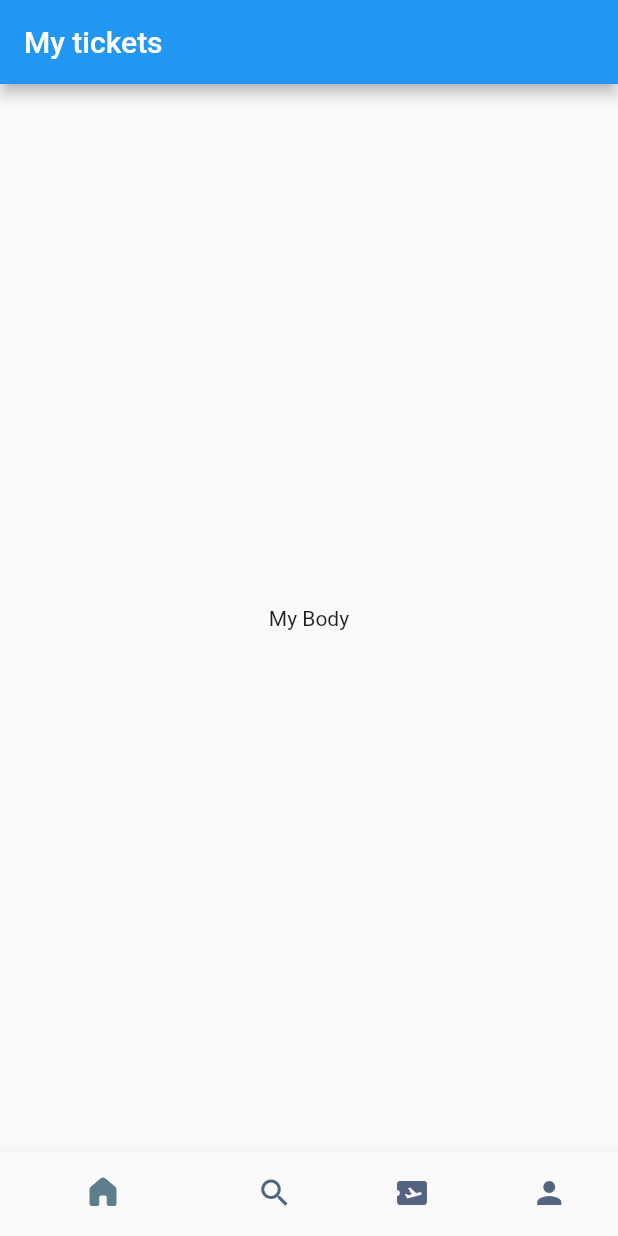
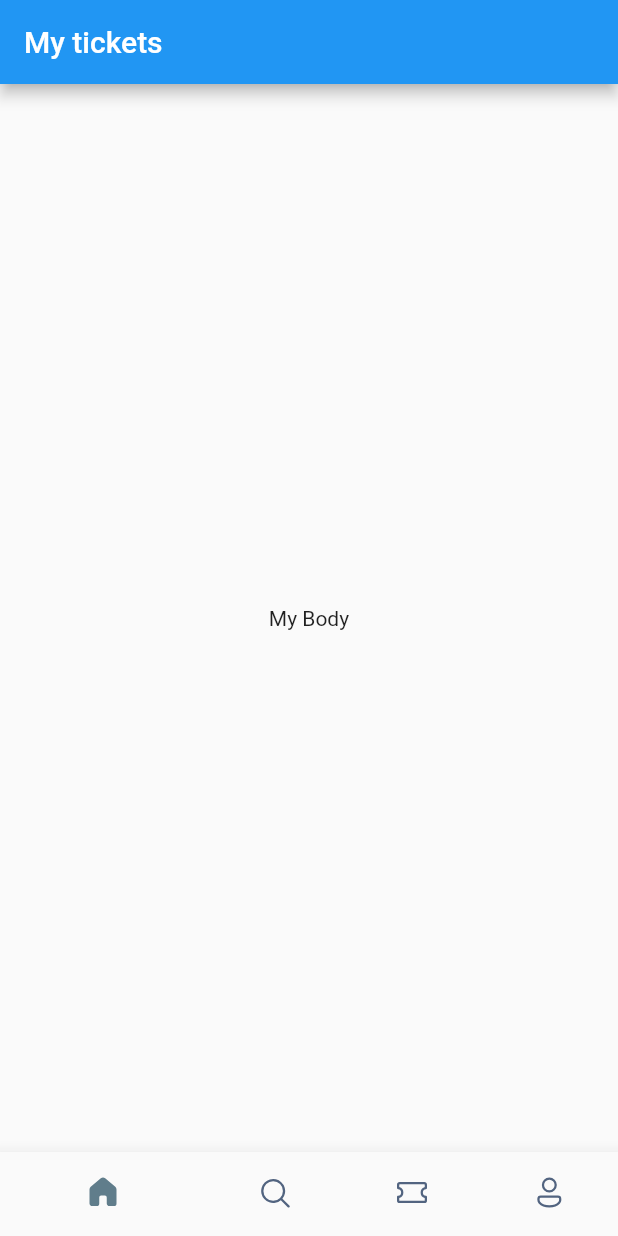
Before and after one commit to Ericky121/booktickets, a Flutter app: the screen it shows after launch, on a phone screen of 412 x 824 dp. Run offline on Flutter 3.47's test engine with Material 2 defaults, Android fonts, the phone set to English and light mode, and no system bars; our stand-ins replace fluentui_icons.

Commit message:
2022.07.21 Changed

```diff
--- a/lib/screens/buttom_bar.dart
+++ b/lib/screens/buttom_bar.dart
@@ -10,6 +10,13 @@ class BottomBar extends StatefulWidget {
 }
 
 class _BottomBarState extends State<BottomBar> {
+
+  static final List<Widget> _widgetOption = <Widget>[
+    const Text("Home"),
+    const Text("Search"),
+    const Text("Tickets"),
+    const Text("Profile")
+  ];
   @override
   Widget build(BuildContext context) {
     return Scaffold(
@@ -33,9 +40,20 @@ class _BottomBarState extends State<BottomBar> {
             activeIcon: Icon(FluentSystemIcons.ic_fluent_home_filled),
             label: "Home"
           ),
-          BottomNavigationBarItem(icon: Icon(Icons.search), label: "Search"),
-          BottomNavigationBarItem(icon: Icon(Icons.airplane_ticket), label: "Ticket"),
-          BottomNavigationBarItem(icon: Icon(Icons.person), label: "Profile"),
+          BottomNavigationBarItem(
+            icon: Icon(FluentSystemIcons.ic_fluent_search_regular),
+            activeIcon: Icon(FluentSystemIcons.ic_fluent_search_filled),
+            label: "Search"
+          ),
+          BottomNavigationBarItem(
+            icon: Icon(FluentSystemIcons.ic_fluent_ticket_regular),
+            activeIcon: Icon(FluentSystemIcons.ic_fluent_ticket_filled),
+            label: "Ticket"
+          ),
+          BottomNavigationBarItem(
+            icon: Icon(FluentSystemIcons.ic_fluent_person_regular),
+            activeIcon: Icon(FluentSystemIcons.ic_fluent_person_filled),
+            label: "Profile"),
         ],
       ),
     );
```
